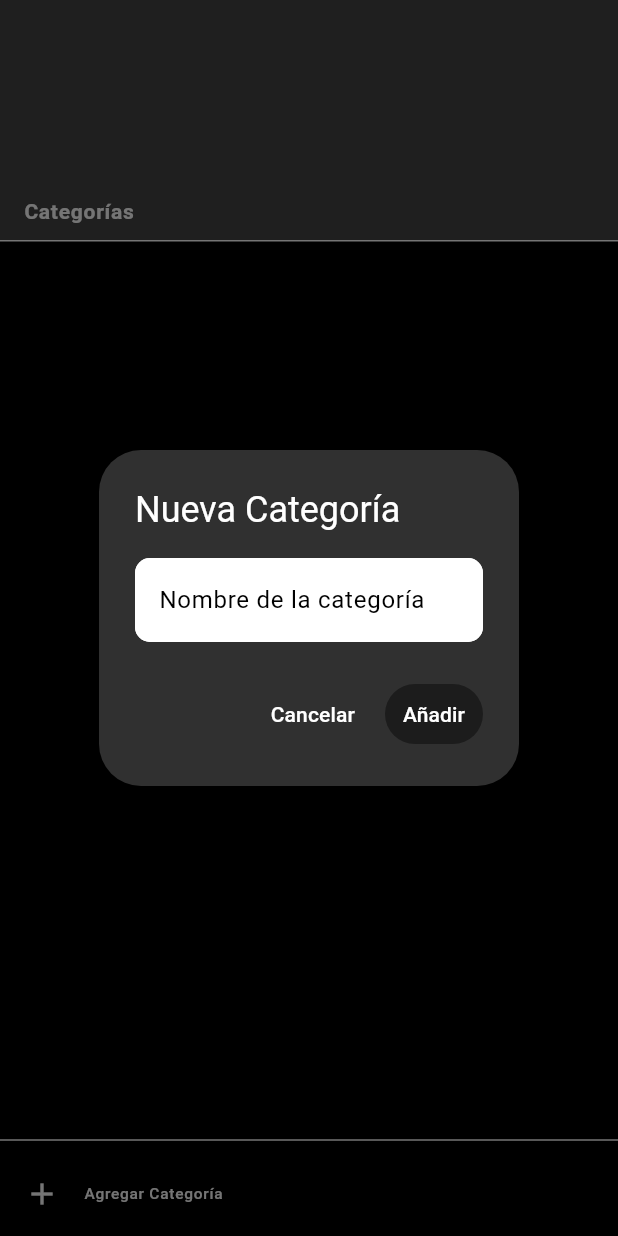
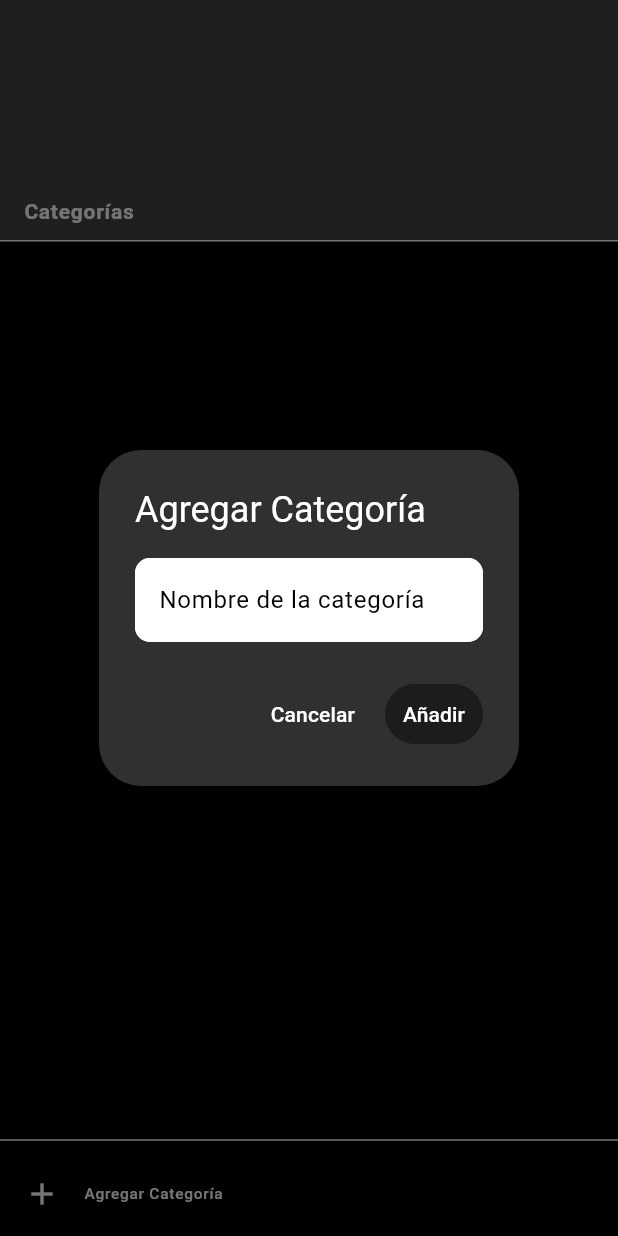
Before and after one commit to ISCOUTB/DS-todolist, a Flutter app: the DrawerWidget widget shown alone on an empty page, opened directly, after a tap on "Agregar Categoría", on a phone screen of 412 x 824 dp. Run offline on Flutter 3.47's test engine with Material 3 defaults, Android fonts, the phone set to English and light mode, and no system bars; drawn by our look-alikes of auto_size_text; our stand-ins replace cloud_firestore, connectivity_plus, firebase_auth, firebase_core, flutter_dotenv, flutter_local_notifications and 6 more; accounts and stored records are empty.

Commit message:
update v5 fixing working

```diff
--- a/lib/widgets/calendar.dart
+++ b/lib/widgets/calendar.dart
@@ -70,7 +70,7 @@ class _CalendarState extends State<Calendar> {
       child: Column(
         children: [
           TableCalendar(
-            calendarStyle: CalendarStyle(
+            calendarStyle: const CalendarStyle(
               todayDecoration: BoxDecoration(
                 color: Colors.blueGrey,
                 shape: BoxShape.circle,
--- a/lib/widgets/drawer_widget.dart
+++ b/lib/widgets/drawer_widget.dart
@@ -65,13 +65,14 @@ class _DrawerWidgetState extends State<DrawerWidget> {
                 onTap: () {
                   final TextEditingController controller =
                       TextEditingController();
+
                   showDialog(
                     context: context,
                     builder: (context) {
                       return AlertDialog(
-                        title: const Text(
-                          'Nueva Categoría',
-                          style: TextStyle(color: Colors.white),
+                        title: Text(
+                          'Agregar Categoría',
+                          style: const TextStyle(color: Colors.white),
                         ),
                         content: TextField(
                           controller: controller,
--- a/lib/widgets/list_item_widget.dart
+++ b/lib/widgets/list_item_widget.dart
@@ -30,10 +30,10 @@ class _ListItemWidgetState extends State<ListItemWidget> {
       decoration: BoxDecoration(
         color:
             widget.task.completed
-                ? Color.fromARGB(69, 170, 170, 170).withAlpha(
+                ? const Color.fromARGB(69, 170, 170, 170).withAlpha(
                   25,
                 ) // Fondo verde suave si está completada
-                : Color.fromARGB(69, 170, 170, 170), // Fondo normal si no
+                : const Color.fromARGB(69, 170, 170, 170), // Fondo normal si no
         borderRadius: BorderRadius.circular(6),
         boxShadow: [
           BoxShadow(
```
Also changed, not shown: lib/services/firebase_auth_service.dart (+8 -6 lines), 1 other file.
